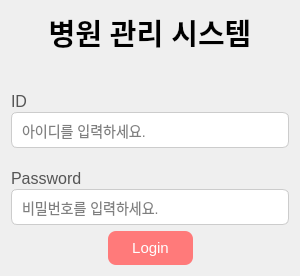
Old version of the form Hospital_Terminal/login.ui in the repository Heo157/Project-Hospital-Autonomous-Wheelchair.
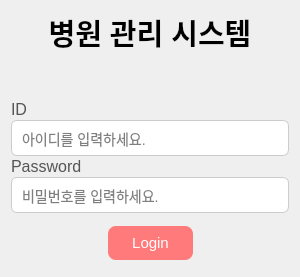
New version of the form.

Diff of the .ui file:
```diff
--- a/Hospital_Terminal/login.ui
+++ b/Hospital_Terminal/login.ui
@@ -7,7 +7,7 @@
     <x>0</x>
     <y>0</y>
     <width>300</width>
-    <height>276</height>
+    <height>277</height>
    </rect>
   </property>
   <property name="windowTitle">
@@ -52,7 +52,7 @@
       </spacer>
      </item>
      <item>
-      <layout class="QVBoxLayout" name="verticalLayout_3" stretch="1,1,1,1,1">
+      <layout class="QVBoxLayout" name="verticalLayout_3" stretch="1,1,1,1">
        <property name="spacing">
         <number>1</number>
        </property>
@@ -97,22 +97,6 @@
          </property>
         </widget>
        </item>
-       <item>
-        <spacer name="verticalSpacer_3">
-         <property name="orientation">
-          <enum>Qt::Orientation::Vertical</enum>
-         </property>
-         <property name="sizeType">
-          <enum>QSizePolicy::Policy::Fixed</enum>
-         </property>
-         <property name="sizeHint" stdset="0">
-          <size>
-           <width>20</width>
-           <height>20</height>
-          </size>
-         </property>
-        </spacer>
-       </item>
        <item>
         <widget class="QLabel" name="label_3">
          <property name="enabled">
```
Left out of the diff: 22 changed lines with no effect on the pictures.
